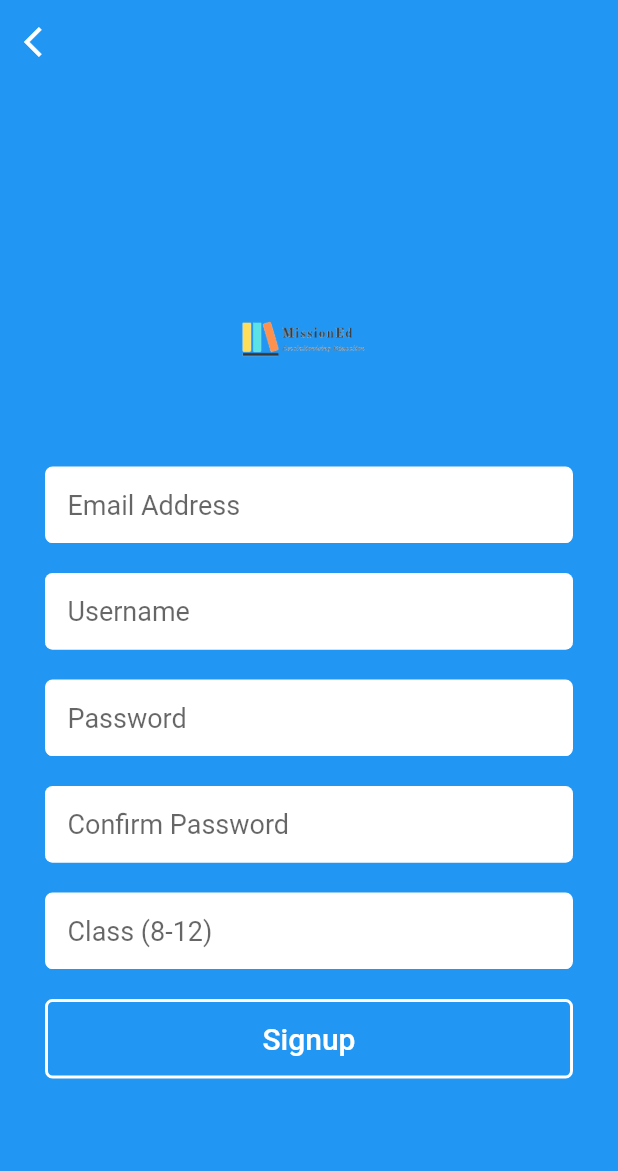
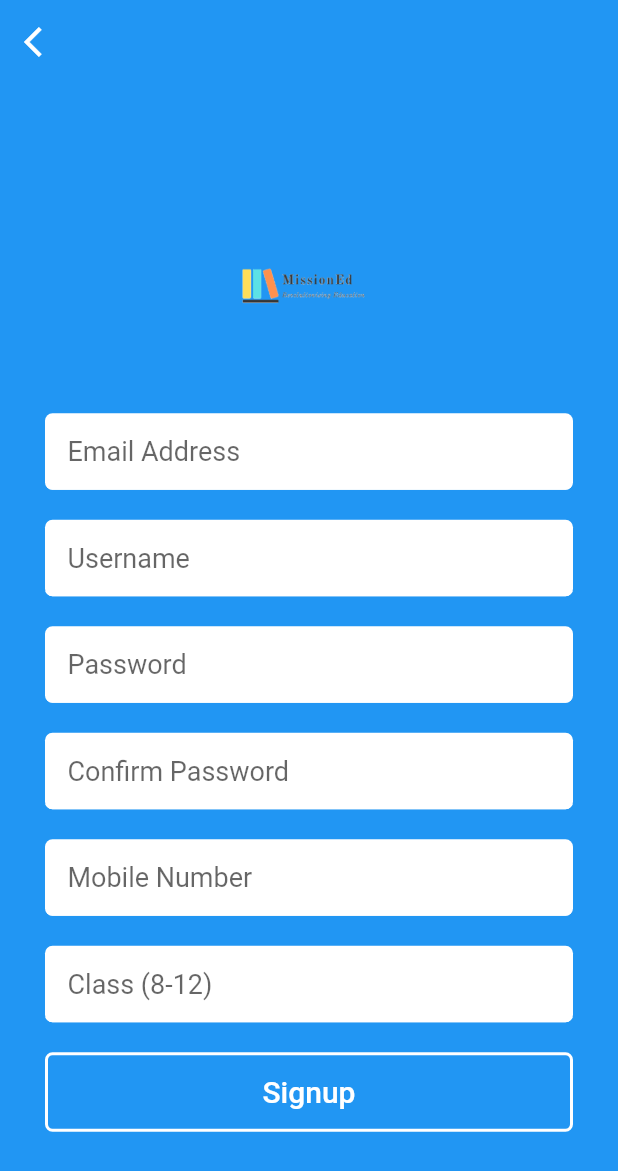
Before and after one commit to unforgettablexD/MissionED_flutter, a Flutter app: the SignupScreen screen opened by its route, on a phone screen of 412 x 824 dp. Shown: the top 1171 px of the screen. Run offline on Flutter 3.47's test engine with Material 2 defaults, Android fonts, the phone set to English and light mode, and no system bars.

Commit message:
Update signup_screen.dart

```diff
--- a/missioned_flutter_app/lib/screens/signup_screen.dart
+++ b/missioned_flutter_app/lib/screens/signup_screen.dart
@@ -1,4 +1,5 @@
 import 'package:flutter/material.dart';
+import '../screens/login_screen.dart';
 
 class SignupScreen extends StatelessWidget {
   static const routeName = '/signup';
@@ -127,6 +128,27 @@ class SignupScreen extends StatelessWidget {
                       decoration: InputDecoration(
                         filled: true,
                         fillColor: Colors.white,
+                        hintText: 'Mobile Number',
+                        contentPadding: const EdgeInsets.all(15),
+                        focusedBorder: OutlineInputBorder(
+                          borderSide: BorderSide(color: Colors.white),
+                          borderRadius: BorderRadius.circular(5),
+                        ),
+                        enabledBorder: UnderlineInputBorder(
+                          borderSide: BorderSide(color: Colors.white),
+                          borderRadius: BorderRadius.circular(5),
+                        ),
+                      ),
+                    ),
+                    SizedBox(
+                      height: 20,
+                    ),
+                    TextField(
+                      obscureText: true,
+                      style: TextStyle(fontSize: 18, color: Colors.black54),
+                      decoration: InputDecoration(
+                        filled: true,
+                        fillColor: Colors.white,
                         hintText: 'Class (8-12)',
                         contentPadding: const EdgeInsets.all(15),
                         focusedBorder: OutlineInputBorder(
@@ -155,7 +177,9 @@ class SignupScreen extends StatelessWidget {
                       ),
                       padding: const EdgeInsets.all(15),
                       textColor: Colors.white,
-                      onPressed: () {},
+                      onPressed: () {
+                        Navigator.of(context).pushNamed(LoginScreen.routeName);
+                      },
                     ),
                   ],
                 ),
```
